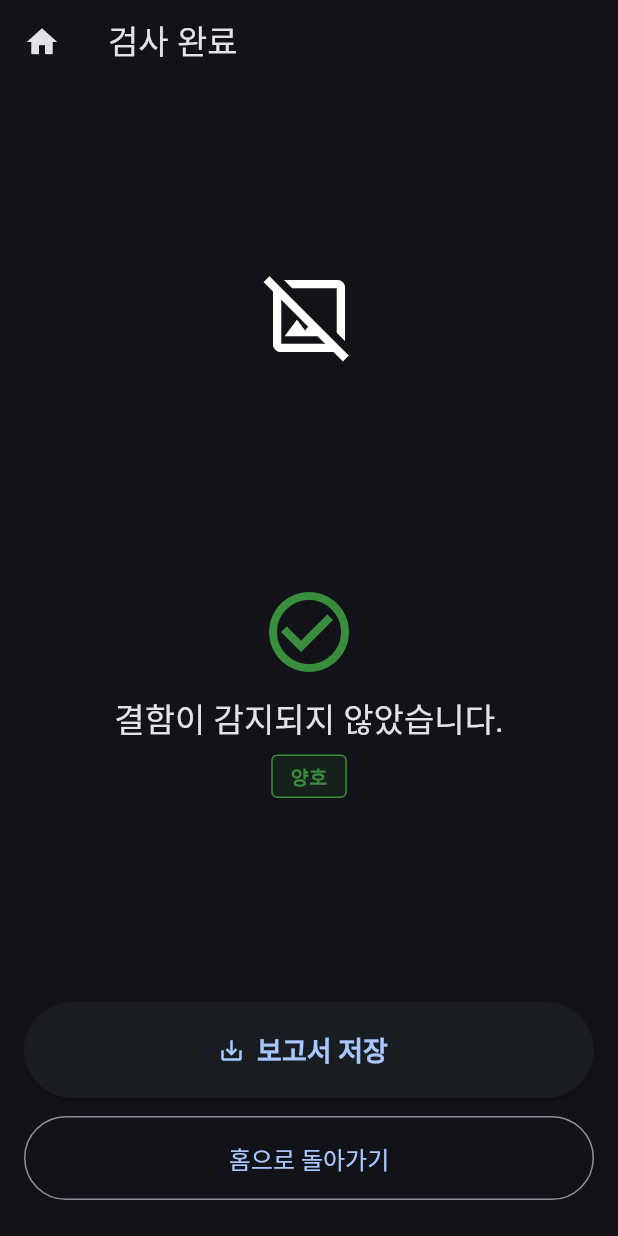
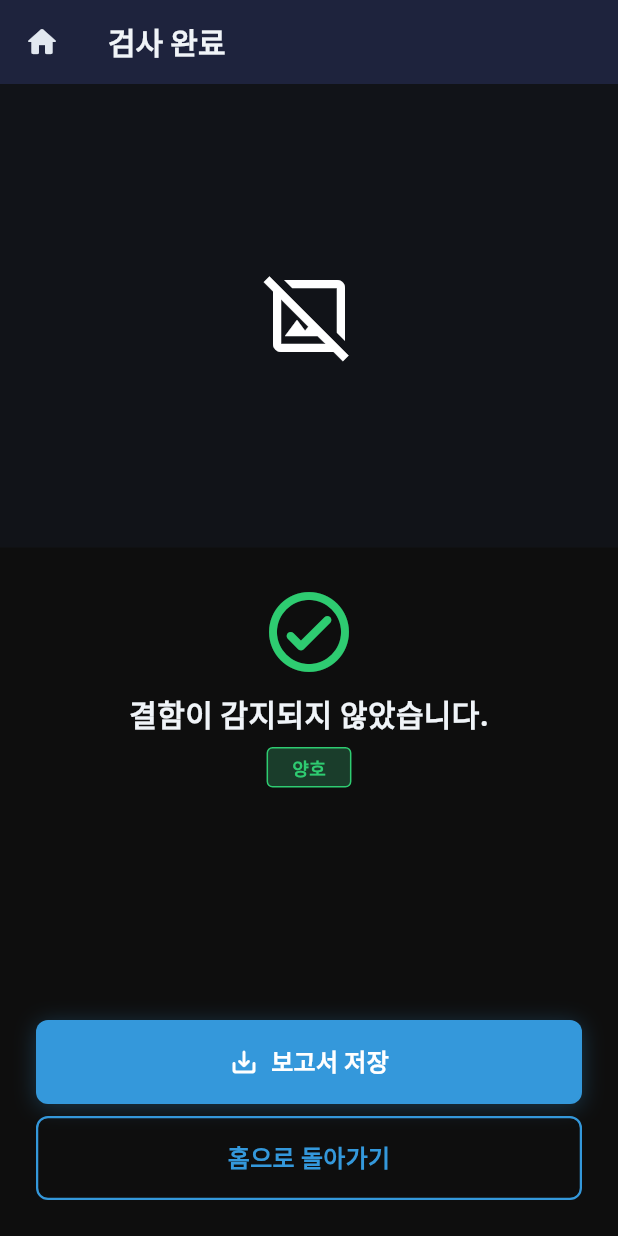
Before and after one commit to zldnlto/SIREN, a Flutter app: the NormalResultScreen screen opened directly with empty values, on a phone screen of 412 x 824 dp. Run offline on Flutter 3.47's test engine with Material 3 defaults, Android fonts, the phone set to English and light mode, and no system bars; our stand-ins replace cached_network_image, dio, flutter_riverpod, flutter_secure_storage, go_router, google_fonts; accounts and stored records are empty.

Commit message:
feat(app): 결과 화면 디자인 시스템 적용 — defect_result, normal_result, action_card #126
- QualityBadge(String) → DefectBadge(DefectSeverity)
- per-defect severity: fromDetection(qualityState, confidence)
- Card → SirenCard, ElevatedButton → SirenButton, OutlinedButton → SirenButton(secondary)
- 신뢰도 표시: monoSm (tabular figures)
- Theme.of(context) → AppColors / AppTextStyles 토큰

Co-Authored-By: Claude Sonnet 4.6 <noreply@anthropic.com>

```diff
--- a/app/lib/screens/normal_result_screen.dart
+++ b/app/lib/screens/normal_result_screen.dart
@@ -2,10 +2,12 @@ import 'package:flutter/material.dart';
 import 'package:flutter_riverpod/flutter_riverpod.dart';
 import 'package:go_router/go_router.dart';
 
-import '../core/theme.dart';
+import '../core/tokens.dart';
+import '../models/defect_severity.dart';
 import '../providers/inspection_provider.dart';
+import '../widgets/defect_badge.dart';
 import '../widgets/image_overlay_viewer.dart';
-import '../widgets/quality_badge.dart';
+import '../widgets/siren_button.dart';
 import '../widgets/toast.dart';
 
 class NormalResultScreen extends ConsumerWidget {
@@ -18,10 +20,13 @@ class NormalResultScreen extends ConsumerWidget {
     final imageUrl = state.inspection?.thumbnailKey;
 
     return Scaffold(
+      backgroundColor: AppColors.background,
       appBar: AppBar(
-        title: const Text('검사 완료'),
+        backgroundColor: AppColors.surface,
+        elevation: 0,
+        title: Text('검사 완료', style: AppTextStyles.titleMd),
         leading: IconButton(
-          icon: const Icon(Icons.home),
+          icon: const Icon(Icons.home_rounded, color: AppColors.onSurface),
           onPressed: () {
             ref.read(inspectionProvider.notifier).reset();
             context.go('/home');
@@ -36,52 +41,53 @@ class NormalResultScreen extends ConsumerWidget {
               aspectRatio: 4 / 3,
               child: ImageOverlayViewer(imageUrl: imageUrl),
             ),
-            const SizedBox(height: 24),
+            const SizedBox(height: AppSpacing.lg),
             Center(
               child: Column(
                 children: [
                   const Icon(
-                    Icons.check_circle_outline,
+                    Icons.check_circle_outline_rounded,
                     size: 64,
-                    color: kGoodColor,
+                    color: AppColors.good,
                   ),
-                  const SizedBox(height: 12),
+                  const SizedBox(height: AppSpacing.sm),
                   Text(
                     '결함이 감지되지 않았습니다.',
-                    style: Theme.of(context).textTheme.titleLarge,
+                    style: AppTextStyles.titleMd,
                   ),
-                  const SizedBox(height: 8),
-                  const QualityBadge(qualityState: 'good'),
+                  const SizedBox(height: AppSpacing.sm),
+                  const DefectBadge(severity: DefectSeverity.good),
                 ],
               ),
             ),
             const Spacer(),
             Padding(
-              padding: const EdgeInsets.symmetric(horizontal: 16),
+              padding: const EdgeInsets.symmetric(horizontal: AppSpacing.lg),
               child: Column(
                 crossAxisAlignment: CrossAxisAlignment.stretch,
                 children: [
-                  ElevatedButton.icon(
-                    icon: const Icon(Icons.save_alt),
-                    label: const Text('보고서 저장'),
+                  SirenButton(
+                    label: '보고서 저장',
+                    icon: const Icon(Icons.save_alt_rounded),
                     onPressed: () => Toast.show(
                       context,
                       '보고서가 저장되었습니다.',
                       type: ToastType.success,
                     ),
                   ),
-                  const SizedBox(height: 12),
-                  OutlinedButton(
+                  const SizedBox(height: AppSpacing.sm),
+                  SirenButton(
+                    label: '홈으로 돌아가기',
+                    variant: SirenButtonVariant.secondary,
                     onPressed: () {
                       ref.read(inspectionProvider.notifier).reset();
                       context.go('/home');
                     },
-                    child: const Text('홈으로 돌아가기'),
                   ),
                 ],
               ),
             ),
-            const SizedBox(height: 24),
+            const SizedBox(height: AppSpacing.lg),
           ],
         ),
       ),
```
Also changed, not shown: app/lib/screens/defect_result_screen.dart (+68 -46 lines), app/lib/widgets/action_card.dart (+57 -48 lines).
